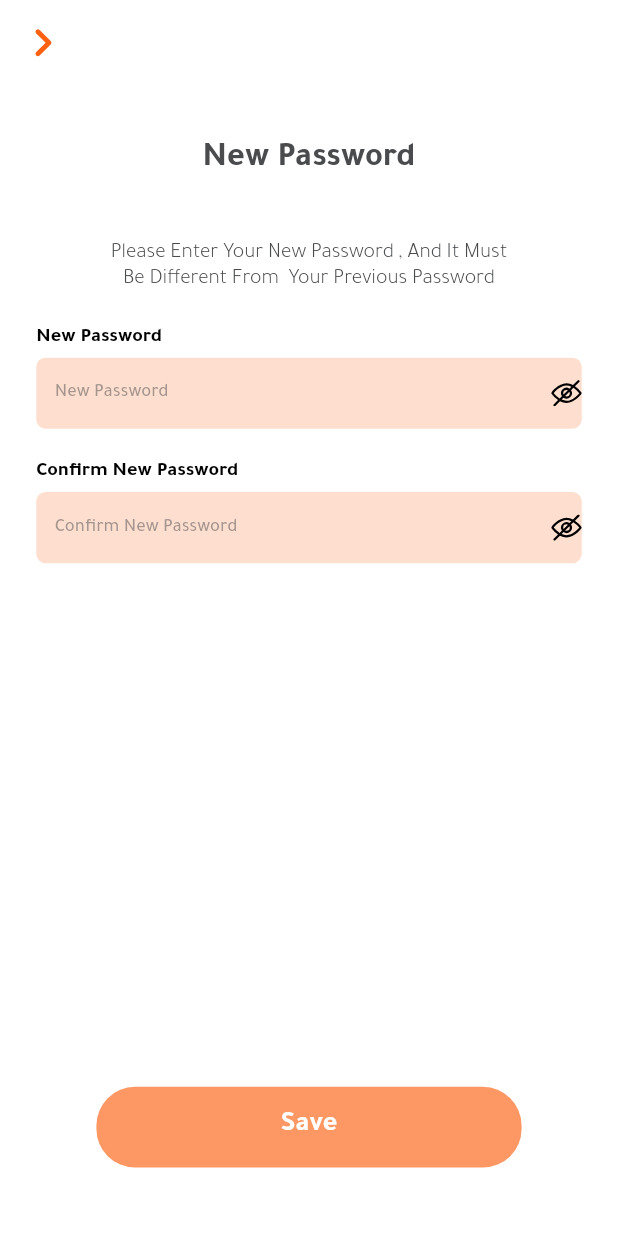
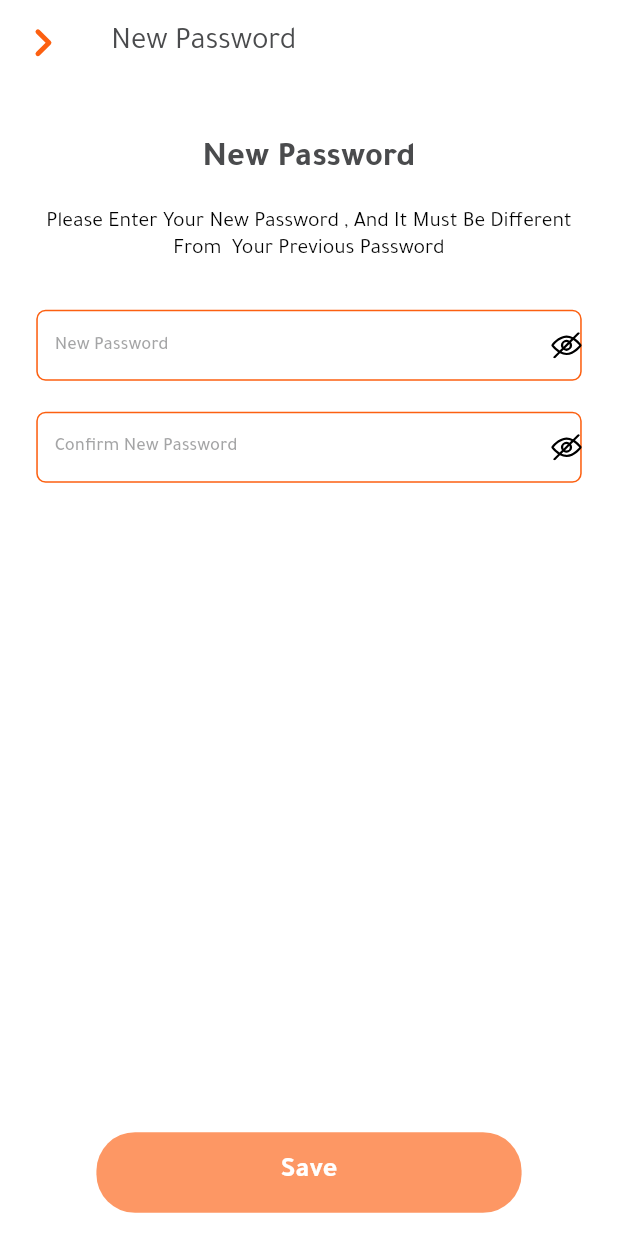
Before and after one commit to ghofranramadan/aklny, a Flutter app: the NewPassScreen screen opened directly, on a phone screen of 412 x 824 dp. Run offline on Flutter 3.47's test engine with Material 2 defaults, Android fonts, the light colour scheme and no system bars; our stand-ins replace carousel_slider, dots_indicator, easy_localization, flutter_svg, pin_code_fields, responsive_framework and 2 more; missing offline and left inert: drawerbehavior; accounts and stored records are empty; project files that could hold a hidden picture were left out.

Commit message:
new pass screen

```diff
--- a/lib/ui/screens/new_pass_screen.dart
+++ b/lib/ui/screens/new_pass_screen.dart
@@ -1,6 +1,5 @@
-import 'dart:math' as math;
-
 import 'package:aklny/ui/screens/login_screen.dart';
+import 'package:aklny/utils/components.dart';
 import 'package:aklny/utils/vars.dart';
 import 'package:easy_localization/easy_localization.dart';
 import 'package:flutter/material.dart';
@@ -20,26 +19,10 @@ class _NewPassScreenState extends State<NewPassScreen> {
   @override
   Widget build(BuildContext context) {
     return Scaffold(
-      appBar: AppBar(
-        backgroundColor: Theme.of(context).scaffoldBackgroundColor,
-        elevation: 0,
-        leading: InkWell(
-          onTap: () {
-            Navigator.of(context).pop();
-          },
-          child: Transform.rotate(
-            angle: GetLAng?.lang == 'en_US' ?? true ? 180 * math.pi / 180 : 0,
-            child: Container(
-              alignment: Alignment.center,
-              height: (MediaQuery.of(context).size.height * 48) / 812,
-              width: (MediaQuery.of(context).size.width * 48) / 375,
-              child: SvgPicture.asset(
-                'assets/svg/Arrow - Left Circle.svg',
-                color: Theme.of(context).primaryColor,
-              ),
-            ),
-          ),
-        ),
+      appBar: customAppBar(
+        context: context,
+        text: 'new_Password',
+        svg: 'assets/svg/Arrow - Left Circle.svg',
       ),
       body: CustomScrollView(
         slivers: [
@@ -50,55 +33,31 @@ class _NewPassScreenState extends State<NewPassScreen> {
                 horizontal: MediaQuery.of(context).size.width * 22 / 375,
               ),
               child: Column(
-                crossAxisAlignment: CrossAxisAlignment.start,
                 children: [
-                  Align(
-                    alignment: Alignment.center,
-                    child: Text(
+                  Text(
                     tr('new_Password'),
                     style: Theme.of(context).textTheme.headline1.copyWith(
                           fontWeight: FontWeight.w700,
                           fontSize: 22,
                         ),
                   ),
-                  ),
-                  SizedBox(
-                    height: 40,
-                  ),
-                  Align(
-                    alignment: Alignment.center,
-                    child: Container(
-                      width: 271,
-                      child: Text(
-                        tr('enter_your_new_password'),
-                        style: Theme.of(context).textTheme.headline1.copyWith(
-                              fontWeight: FontWeight.w300,
-                              fontSize: 14,
-                            ),
-                        textAlign: TextAlign.center,
-                        overflow: TextOverflow.clip,
-                      ),
-                    ),
-                  ),
                   SizedBox(
                     height: 20,
                   ),
                   Text(
-                    tr('new_Password'),
+                    tr('enter_your_new_password'),
+                    maxLines: 2,
+                    textAlign: TextAlign.center,
                     style: Theme.of(context).textTheme.headline2.copyWith(
-                          fontWeight: FontWeight.w700,
-                          fontSize: 13,
+                          fontWeight: FontWeight.w400,
+                          fontSize: 14,
                         ),
                   ),
                   SizedBox(
-                    height: 5,
+                    height: 30,
                   ),
-                  TextFormField(
-                    style: Theme.of(context).textTheme.headline1.copyWith(
-                          fontSize: 14,
-                        ),
-                    obscureText: showPass,
-                    keyboardType: TextInputType.text,
+                  customTextField(
+                    context: context,
                     onSaved: (value) {
                       setState(() {
                         newPass = value;
@@ -109,18 +68,17 @@ class _NewPassScreenState extends State<NewPassScreen> {
                         newPass = value;
                       });
                     },
-                    decoration: InputDecoration(
+                    hintText: 'new_Password',
+                    keyboardType: TextInputType.text,
+                    obscureText: showPass,
                     suffixIconConstraints: BoxConstraints(
                       maxHeight: 24,
                       maxWidth: 41,
                     ),
                     suffixIcon: GestureDetector(
                       behavior: HitTestBehavior.opaque,
-                        onLongPress: () {
-                          setState(() => showPass = false);
-                        },
-                        onLongPressUp: () {
-                          setState(() => showPass = true);
+                      onTap: () {
+                        setState(() => showPass = !showPass);
                       },
                       child: Container(
                         padding: EdgeInsets.only(
@@ -136,47 +94,12 @@ class _NewPassScreenState extends State<NewPassScreen> {
                               ),
                       ),
                     ),
-                      hintText: tr('new_Password'),
-                      hintStyle: Theme.of(context).textTheme.headline5,
-                      border: OutlineInputBorder(
-                        borderSide: BorderSide.none,
-                        borderRadius: BorderRadius.circular(6),
                   ),
-                      filled: true,
-                      isDense: true,
-                      focusColor: Theme.of(context).highlightColor,
-                      fillColor: Theme.of(context).highlightColor,
-                      hoverColor: Theme.of(context).highlightColor,
-                      enabledBorder: OutlineInputBorder(
-                        borderSide: BorderSide.none,
-                        borderRadius: BorderRadius.circular(6),
-                      ),
-                      focusedBorder: OutlineInputBorder(
-                        borderSide: BorderSide.none,
-                        borderRadius: BorderRadius.circular(6),
-                      ),
-                    ),
-                  ),
-                  //////////////
                   SizedBox(
                     height: 20,
                   ),
-                  Text(
-                    tr('confirm_new_password'),
-                    style: Theme.of(context).textTheme.headline2.copyWith(
-                          fontWeight: FontWeight.w700,
-                          fontSize: 13,
-                        ),
-                  ),
-                  SizedBox(
-                    height: 5,
-                  ),
-                  TextFormField(
-                    style: Theme.of(context).textTheme.headline1.copyWith(
-                          fontSize: 14,
-                        ),
-                    obscureText: showConfirmPass,
-                    keyboardType: TextInputType.text,
+                  customTextField(
+                    context: context,
                     onSaved: (value) {
                       setState(() {
                         confirmNewPass = value;
@@ -187,18 +110,17 @@ class _NewPassScreenState extends State<NewPassScreen> {
                         confirmNewPass = value;
                       });
                     },
-                    decoration: InputDecoration(
+                    hintText: 'confirm_new_password',
+                    keyboardType: TextInputType.text,
+                    obscureText: showConfirmPass,
                     suffixIconConstraints: BoxConstraints(
                       maxHeight: 24,
                       maxWidth: 41,
                     ),
                     suffixIcon: GestureDetector(
                       behavior: HitTestBehavior.opaque,
-                        onLongPress: () {
-                          setState(() => showConfirmPass = false);
-                        },
-                        onLongPressUp: () {
-                          setState(() => showConfirmPass = true);
+                      onTap: () {
+                        setState(() => showConfirmPass = !showConfirmPass);
                       },
                       child: Container(
                         padding: EdgeInsets.only(
@@ -214,26 +136,6 @@ class _NewPassScreenState extends State<NewPassScreen> {
                               ),
                       ),
                     ),
-                      hintText: tr('confirm_new_password'),
-                      hintStyle: Theme.of(context).textTheme.headline5,
-                      border: OutlineInputBorder(
-                        borderSide: BorderSide.none,
-                        borderRadius: BorderRadius.circular(6),
-                      ),
-                      filled: true,
-                      isDense: true,
-                      focusColor: Theme.of(context).highlightColor,
-                      fillColor: Theme.of(context).highlightColor,
-                      hoverColor: Theme.of(context).highlightColor,
-                      enabledBorder: OutlineInputBorder(
-                        borderSide: BorderSide.none,
-                        borderRadius: BorderRadius.circular(6),
-                      ),
-                      focusedBorder: OutlineInputBorder(
-                        borderSide: BorderSide.none,
-                        borderRadius: BorderRadius.circular(6),
-                      ),
-                    ),
                   ),
                 ],
               ),
@@ -245,34 +147,18 @@ class _NewPassScreenState extends State<NewPassScreen> {
               child: Column(
                 mainAxisSize: MainAxisSize.max,
                 children: <Widget>[
-                  Expanded(
-                    child: SizedBox(),
-                  ),
-                  Align(
-                    alignment: Alignment.center,
-                    child: GestureDetector(
+                  Spacer(),
+                  customButton(
+                    context: context,
                     onTap: () => Navigator.pushAndRemoveUntil(
                         context,
                         MaterialPageRoute(builder: (_) => LoginScreen()),
                         (route) => false),
-                      behavior: HitTestBehavior.opaque,
-                      child: Container(
-                        alignment: Alignment.center,
-                        margin: EdgeInsets.only(
-                          bottom:
-                              (MediaQuery.of(context).size.height * 45) / 812,
-                        ),
-                        height: (MediaQuery.of(context).size.height * 53) / 812,
-                        width: (MediaQuery.of(context).size.width * 258) / 375,
-                        decoration: BoxDecoration(
-                          color:
-                              Theme.of(context).primaryColor.withOpacity(0.65),
-                          borderRadius: BorderRadius.circular(25),
-                        ),
-                        child: Text(tr('save'),
+                    text: Text(tr('save'),
                         style: Theme.of(context).textTheme.headline3),
                   ),
-                    ),
+                  SizedBox(
+                    height: 15,
                   ),
                 ],
               ),
```
Lines whose indentation alone changed are shown as unchanged.
